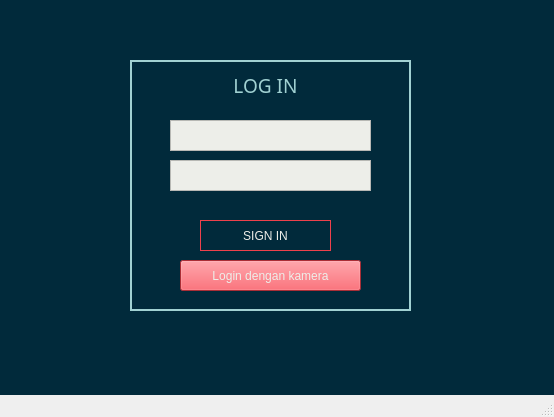
Above: Login_Page.ui from thaa15/proyekgui before the change. Below: the same form after it.
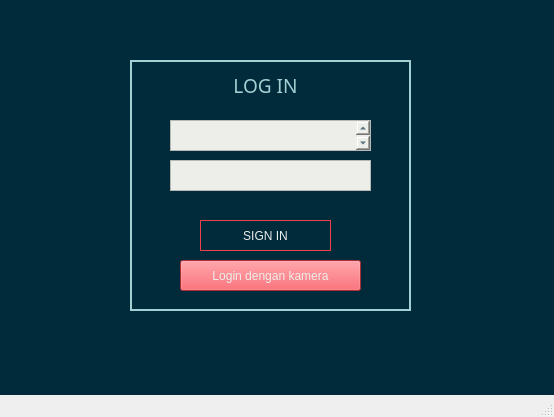
That is the form after the change.

Commit message: benerein login

The edit to the form file:
```diff
--- a/Login_Page.ui
+++ b/Login_Page.ui
@@ -55,11 +55,17 @@
     </property>
     <property name="font">
      <font>
-      <pointsize>10</pointsize>
+      <family>Raleway</family>
+      <pointsize>8</pointsize>
+      <weight>50</weight>
+      <italic>false</italic>
+      <bold>false</bold>
      </font>
     </property>
     <property name="styleSheet">
-     <string notr="true">background-color: rgb(237, 238, 233)
+     <string notr="true">background-color: rgb(237, 238, 233);
+font: 8pt &quot;Raleway&quot;;
+color:rgb(1, 42, 59);
 </string>
     </property>
     <property name="tabChangesFocus">
@@ -69,8 +75,8 @@
      <string>&lt;!DOCTYPE HTML PUBLIC &quot;-//W3C//DTD HTML 4.0//EN&quot; &quot;http://www.w3.org/TR/REC-html40/strict.dtd&quot;&gt;
 &lt;html&gt;&lt;head&gt;&lt;meta name=&quot;qrichtext&quot; content=&quot;1&quot; /&gt;&lt;style type=&quot;text/css&quot;&gt;
 p, li { white-space: pre-wrap; }
-&lt;/style&gt;&lt;/head&gt;&lt;body style=&quot; font-family:'MS Shell Dlg 2'; font-size:10pt; font-weight:400; font-style:normal;&quot;&gt;
-&lt;p style=&quot;-qt-paragraph-type:empty; margin-top:0px; margin-bottom:0px; margin-left:0px; margin-right:0px; -qt-block-indent:0; text-indent:0px; font-size:12pt;&quot;&gt;&lt;br /&gt;&lt;/p&gt;&lt;/body&gt;&lt;/html&gt;</string>
+&lt;/style&gt;&lt;/head&gt;&lt;body style=&quot; font-family:'Raleway'; font-size:8pt; font-weight:400; font-style:normal;&quot;&gt;
+&lt;p style=&quot;-qt-paragraph-type:empty; margin-top:0px; margin-bottom:0px; margin-left:0px; margin-right:0px; -qt-block-indent:0; text-indent:0px; font-family:'MS Shell Dlg 2'; font-size:12pt;&quot;&gt;&lt;br /&gt;&lt;/p&gt;&lt;/body&gt;&lt;/html&gt;</string>
     </property>
    </widget>
    <widget class="QPushButton" name="signin_button">
```
Left out of the diff: 16 changed lines with no effect on the pictures.
